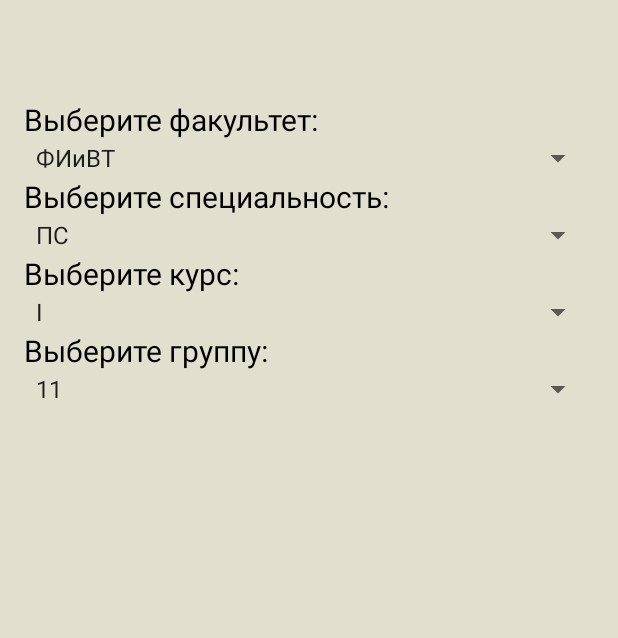
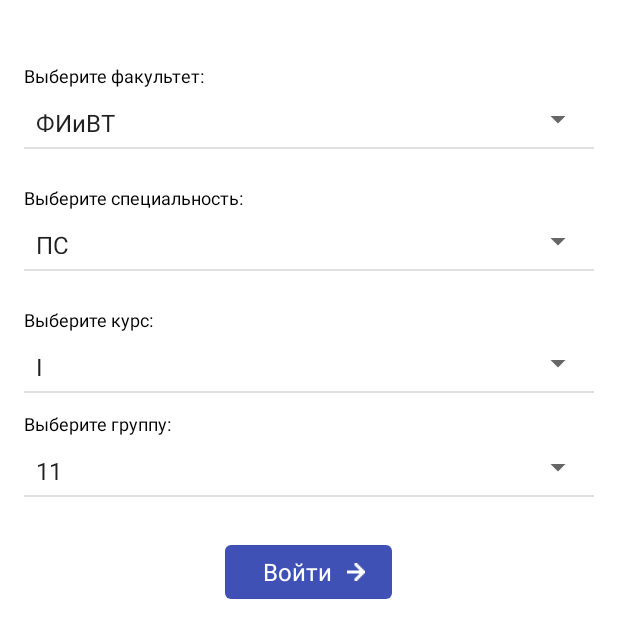
Before and after one commit to annaazzarova/SheduleAndroid, an Android app: the GroupSelectionActivity screen opened directly, with no data from a screen before it, on a phone screen of 412 x 824 dp. Shown: the top 638 px of the screen. Run offline under Robolectric (Android 15) with nearby library versions, the phone set to English and light mode, and no system bars.

Commit message:
Сверстал активити выбора факультета ...

```diff
--- a/application/shedule/app/src/main/res/layout/activity_group_selection.xml
+++ b/application/shedule/app/src/main/res/layout/activity_group_selection.xml
@@ -3,73 +3,141 @@
     xmlns:tools="http://schemas.android.com/tools"
     android:layout_width="match_parent"
     android:layout_height="match_parent"
+    android:background="@android:color/white"
     android:orientation="vertical"
+    android:paddingBottom="@dimen/activity_vertical_margin"
     android:paddingLeft="@dimen/activity_horizontal_margin"
     android:paddingRight="@dimen/activity_horizontal_margin"
     android:paddingTop="@dimen/activity_vertical_margin"
-    android:paddingBottom="@dimen/activity_vertical_margin"
-    tools:context="com.example.anna.shedule.login.GroupSelectionActivity"
-    android:background="#ffe1dfcd">
+    tools:context="com.example.anna.shedule.GroupSelectionActivity"
+    android:clickable="true">
 
     <TextView
-        android:layout_marginTop="50dp"
-        android:textSize="20sp"
-        android:text="@string/select_faculty"
         android:layout_width="match_parent"
         android:layout_height="wrap_content"
+        android:layout_marginTop="26dp"
+        android:gravity="left"
         android:singleLine="true"
-        android:gravity="left"
-        android:textColor="@android:color/black" />
+        android:text="@string/select_faculty"
+        android:textColor="@android:color/black"
+        android:textSize="12dp" />
 
     <Spinner
         android:id="@+id/facultySpiner"
         android:layout_width="match_parent"
-        android:layout_height="wrap_content"
-        android:gravity="center_horizontal"/>
+        android:layout_height="17dp"
+        android:layout_marginTop="12dp"
+        android:gravity="left"
+        android:layout_gravity="left"
+        android:minHeight="17dp" />
+
+    <View
+        android:layout_width="match_parent"
+        android:layout_height="1dp"
+        android:layout_marginTop="10dp"
+        android:background="@color/collor_for_view_underscore" />
 
     <TextView
         android:layout_width="match_parent"
         android:layout_height="wrap_content"
+        android:layout_marginTop="24dp"
+        android:gravity="left"
         android:singleLine="true"
         android:text="@string/select_specialty"
-        android:textSize="20sp"
         android:textColor="@android:color/black"
-        android:gravity="left"/>
+        android:textSize="12dp" />
 
     <Spinner
         android:id="@+id/specialtySpiner"
         android:layout_width="match_parent"
-        android:layout_height="wrap_content"
-        android:gravity="center_horizontal"/>
+        android:layout_height="17dp"
+        android:layout_marginTop="12dp"
+        android:gravity="left"
+        android:layout_gravity="left"
+        android:minHeight="17dp" />
+
+    <View
+        android:layout_width="match_parent"
+        android:layout_height="1dp"
+        android:layout_marginTop="10dp"
+        android:background="@color/collor_for_view_underscore" />
 
     <TextView
         android:layout_width="match_parent"
         android:layout_height="wrap_content"
+        android:layout_marginTop="24dp"
+        android:gravity="left"
         android:singleLine="true"
         android:text="@string/select_course"
-        android:textSize="20sp"
         android:textColor="@android:color/black"
-        android:gravity="left"/>
+        android:textSize="12dp" />
 
     <Spinner
         android:id="@+id/courseSpiner"
         android:layout_width="match_parent"
-        android:layout_height="wrap_content"
-        android:gravity="center_horizontal"/>
+        android:layout_height="17dp"
+        android:layout_marginTop="12dp"
+        android:gravity="left"
+        android:layout_gravity="left"
+        android:minHeight="17dp" />
+
+    <View
+        android:layout_width="match_parent"
+        android:layout_height="1dp"
+        android:layout_marginTop="10dp"
+        android:background="@color/collor_for_view_underscore" />
 
     <TextView
         android:layout_width="match_parent"
         android:layout_height="wrap_content"
+        android:layout_marginTop="12dp"
+        android:gravity="left"
         android:singleLine="true"
         android:text="@string/select_group"
-        android:textSize="20sp"
         android:textColor="@android:color/black"
-        android:gravity="left"/>
+        android:textSize="12dp" />
 
     <Spinner
         android:id="@+id/groupSpiner"
         android:layout_width="match_parent"
-        android:layout_height="wrap_content"
-        android:gravity="center_horizontal"/>
+        android:layout_height="17dp"
+        android:layout_marginTop="12dp"
+        android:gravity="left"
+        android:layout_gravity="left"
+        android:minHeight="17dp" />
+
+    <View
+        android:layout_width="match_parent"
+        android:layout_height="1dp"
+        android:layout_marginTop="10dp"
+        android:background="@color/collor_for_view_underscore" />
+
+
+    <LinearLayout
+        android:layout_width="111dp"
+        android:layout_height="36dp"
+        android:layout_gravity="center_horizontal"
+        android:layout_marginTop="32dp"
+        android:background="@drawable/rectangle_rounded_all_blue_for_buttons"
+        android:orientation="horizontal"
+        android:clickable="true">
+
+        <TextView
+            android:layout_width="wrap_content"
+            android:layout_height="wrap_content"
+            android:text="@string/action_sign_in"
+            android:textSize="16dp"
+            android:paddingLeft="25dp"
+            android:layout_gravity="center_vertical"
+            android:textColor="@color/colorLightText"/>
+
+        <ImageView
+            android:layout_width="wrap_content"
+            android:layout_height="wrap_content"
+            android:paddingLeft="10dp"
+            android:layout_gravity="center_vertical"
+            android:src="@drawable/right_arrow"/>
+
+    </LinearLayout>
 
 </LinearLayout>
--- a/application/shedule/app/src/main/res/values/colors.xml
+++ b/application/shedule/app/src/main/res/values/colors.xml
@@ -13,6 +13,8 @@
     <color name="color_list_shadow_right">#3c3c3e</color>
     <color name="color_list_shadow_bottom">#3e3e40</color>
 
+    <color name="collor_for_view_underscore">#e0e0e0</color>
+
     <color name="colorLightText">#ffffff</color>
 
     <color name="colorTabsBackground">#ffffff</color>
@@ -22,7 +24,7 @@
 
     <color name="colorMainText">#212121</color>
     <color name="colorSecondaryText">#212121</color>
-    757575
+    <!--757575-->
     <color name="colorTimeText">#707070</color>
 
     <color name="colorButton">#FC5B5B</color>
```
Also changed, not shown: application/shedule/app/src/main/res/drawable/right_arrow.png (added).
